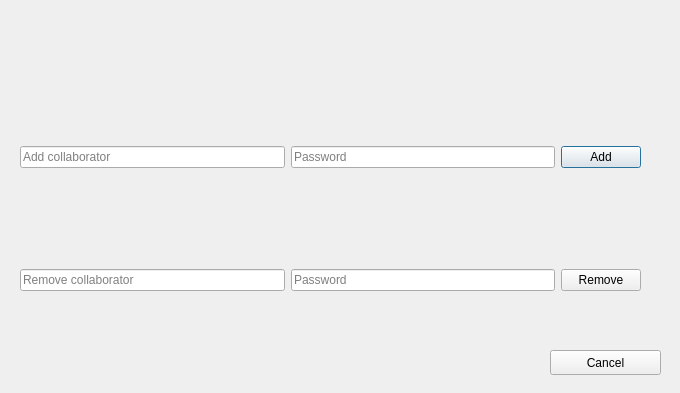
Old version of the form src/client/view/managecollaborators.ui in the repository pinoOgni/VirgiliumEditor.
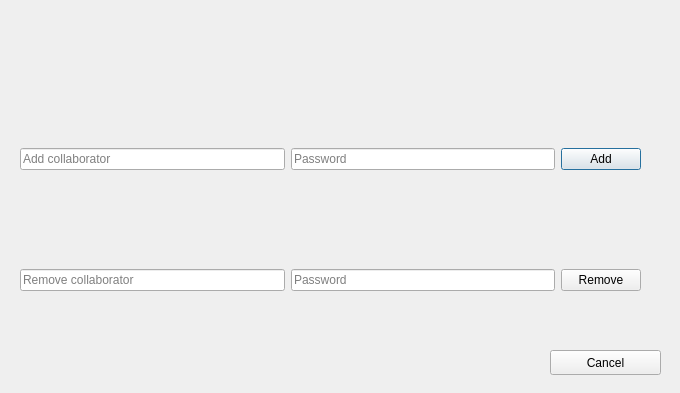
New version of the form.

What changed in the file:
```diff
--- a/src/client/view/managecollaborators.ui
+++ b/src/client/view/managecollaborators.ui
@@ -25,6 +25,12 @@
    <layout class="QGridLayout" name="gridLayout">
     <item row="0" column="0" colspan="3">
      <widget class="QLabel" name="label">
+      <property name="font">
+       <font>
+        <pointsize>12</pointsize>
+        <italic>true</italic>
+       </font>
+      </property>
       <property name="text">
        <string/>
       </property>
```
